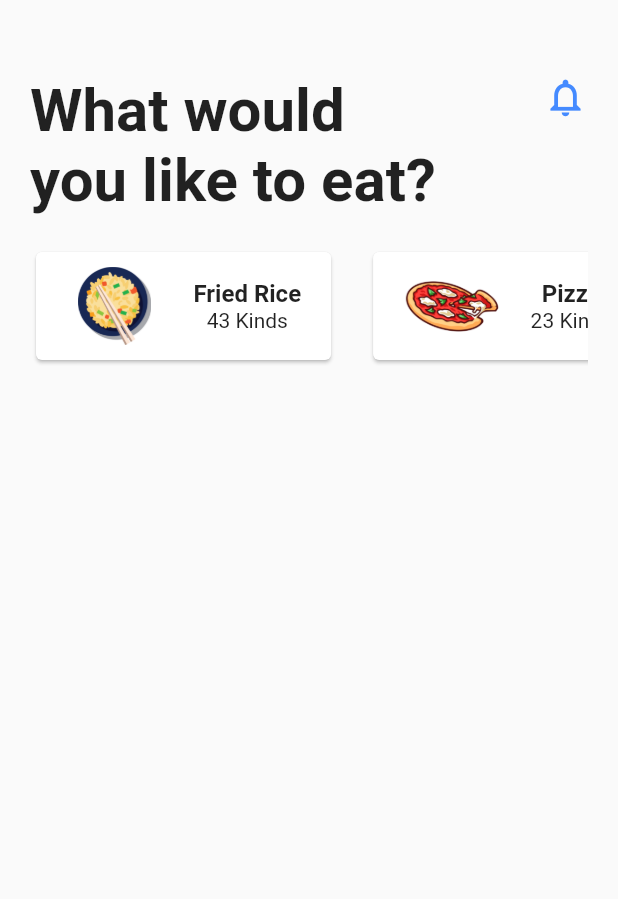
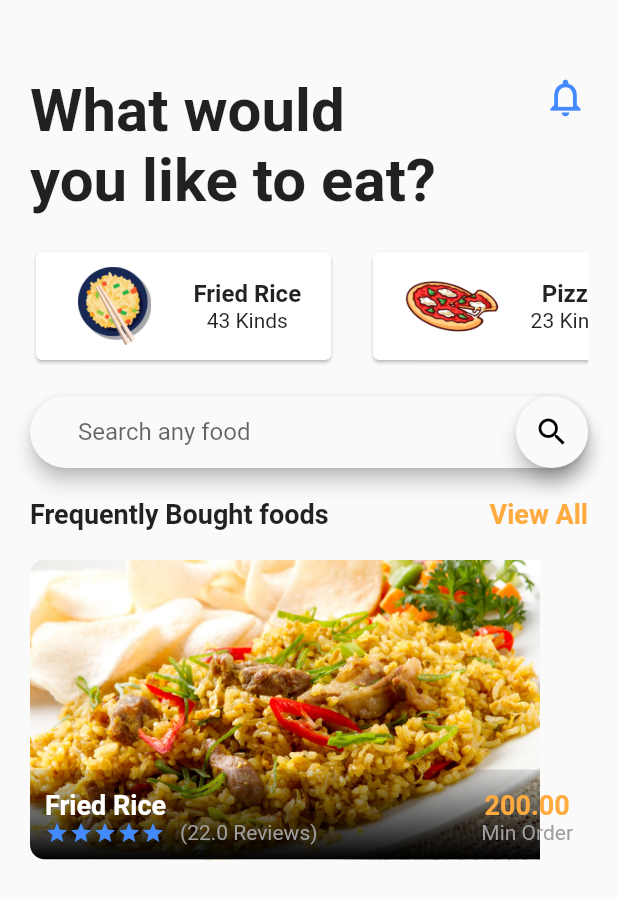
Before and after one commit to CDinuwan/Food-De-very-App, a Flutter app: the screen it shows after launch, on a phone screen of 412 x 824 dp. Shown: the top 899 px of the screen. Run offline on Flutter 3.47's test engine with Material 2 defaults, Android fonts, the phone set to English and light mode, and no system bars.

Commit message:
Add food item to app to display

```diff
--- a/lib/src/homescreen.dart
+++ b/lib/src/homescreen.dart
@@ -2,6 +2,8 @@ import 'package:flutter/material.dart';
 import 'package:food_delivery_app/src/widgets/food_category.dart';
 import 'widgets/home_top_info.dart';
 import 'widgets/food_card.dart';
+import 'widgets/search_field.dart';
+import 'widgets/bought_foods.dart';
 
 class HomeScreen extends StatefulWidget{
   @override
@@ -22,8 +24,35 @@ Widget build(BuildContext context)
       [
         HomeTopInfo(),
         FoodCategory(),
+        SizedBox(height: 20.0),
+        SearchField(),
+        SizedBox(height:20.0),
+        Row(
+          mainAxisAlignment: MainAxisAlignment.spaceBetween,
+          children: <Widget>[
+            Text("Frequently Bought foods",
+            style: TextStyle(
+              fontSize:18.0,
+              fontWeight:FontWeight.bold,
+            ),
+            ),
+            GestureDetector(
+              onTap: (){},
+              child: Text("View All",
+              style: TextStyle(
+                fontSize: 18.0,
+                fontWeight: FontWeight.bold,
+                color: Colors.orangeAccent,
+              ),),
+            ),
+          ],
+        ),
+        SizedBox(height: 20.0,),
+        Container(
+            child: BoughtFoods(),
+        ),
         ],
-        ),
+    ),
   );
 
 }
--- /dev/null
+++ b/lib/src/widgets/bought_foods.dart
@@ -0,0 +1,88 @@
+import 'package:flutter/material.dart';
+
+class BoughtFoods extends StatefulWidget {
+  @override
+  _BoughtFoodsState createState() => _BoughtFoodsState();
+}
+
+class _BoughtFoodsState extends State<BoughtFoods> {
+  @override
+  Widget build(BuildContext context) {
+    return ClipRRect(
+      borderRadius:BorderRadius.circular(10.0),
+      child: Stack(
+        children: <Widget>[
+          Container(
+            height: 200.0,
+            width: 340.0,
+            child: Image.asset("asserts/friedricem.jpg",fit: BoxFit.cover,),
+          ),
+          Positioned(
+            left: 0.0,
+            bottom: 0.0,
+              child: Container(
+              height: 60.0,
+              width: 340.0,
+              decoration: BoxDecoration(
+                gradient:LinearGradient(
+                  colors:
+                  [
+                    Colors.black,Colors.black12
+                  ],
+                  begin: Alignment.bottomCenter,
+                  end: Alignment.topCenter
+                ),
+              ),
+            ),
+          ),
+          Positioned(
+            left:10.0,
+            bottom: 10.0,
+            right: 10.0,
+            child: Row(
+              mainAxisAlignment: MainAxisAlignment.spaceBetween,
+              children: <Widget>[
+                Column(
+                  crossAxisAlignment: CrossAxisAlignment.start,
+                  children: <Widget>[
+                    Text(
+                      "Fried Rice",
+                      style:TextStyle(color: Colors.white,
+                      fontSize:18.0,
+                      fontWeight:FontWeight.bold,
+                      )
+                    ),
+                    Row(
+                      children:<Widget>
+                      [
+                        Icon(Icons.star,color:Theme.of(context).primaryColor,size: 16.0,),
+                        Icon(Icons.star,color:Theme.of(context).primaryColor,size: 16.0,),
+                        Icon(Icons.star,color:Theme.of(context).primaryColor,size: 16.0,),
+                        Icon(Icons.star,color:Theme.of(context).primaryColor,size: 16.0,),
+                        Icon(Icons.star,color:Theme.of(context).primaryColor,size: 16.0,),
+                        SizedBox(width:10.0),
+                        Text("(22.0 Reviews)",style:TextStyle(color: Colors.grey))
+                      ]
+                    )
+                  ],
+                ),
+                Column(
+                  children: <Widget>[
+                    Text("200.00",style: TextStyle(
+                      color:Colors.orangeAccent,
+                      fontWeight:FontWeight.bold,
+                      fontSize: 18.0
+                    ),),
+                    Text("Min Order",style: TextStyle(
+                      color:Colors.grey,
+                    ),)
+                  ],
+                ),
+              ],
+            ),
+          )
+        ],
+      ),
+    );
+  }
+}
--- /dev/null
+++ b/lib/src/widgets/search_field.dart
@@ -0,0 +1,27 @@
+import 'package:flutter/material.dart';
+
+class SearchField extends StatelessWidget {
+
+  @override
+  Widget build(BuildContext context) {
+      return Material(
+        elevation: 5.0,
+        borderRadius: BorderRadius.circular(30.0),
+        child: TextField(
+          decoration: InputDecoration
+          (
+            contentPadding: EdgeInsets.symmetric(horizontal: 32.0,vertical: 14.0),
+            hintText: "Search any food",
+            suffixIcon: Material(
+              elevation: 5.0,
+              borderRadius: BorderRadius.circular(30.0),
+              child: Icon(Icons.search,
+              color:Colors.black
+              ),
+            ),
+            border: InputBorder.none,
+          ),
+        ),
+    );
+  }
+}
--- a/pubspec.yaml
+++ b/pubspec.yaml
@@ -50,6 +50,7 @@ flutter:
    - asserts/lunch.png
    - asserts/pizza.png
    - asserts/coffee.png
+   - asserts/friedricem.jpg
 
   # An image asset can refer to one or more resolution-specific "variants", see
   # https://flutter.dev/assets-and-images/#resolution-aware.
```
Also changed, not shown: asserts/friedricem.jpg (added).
